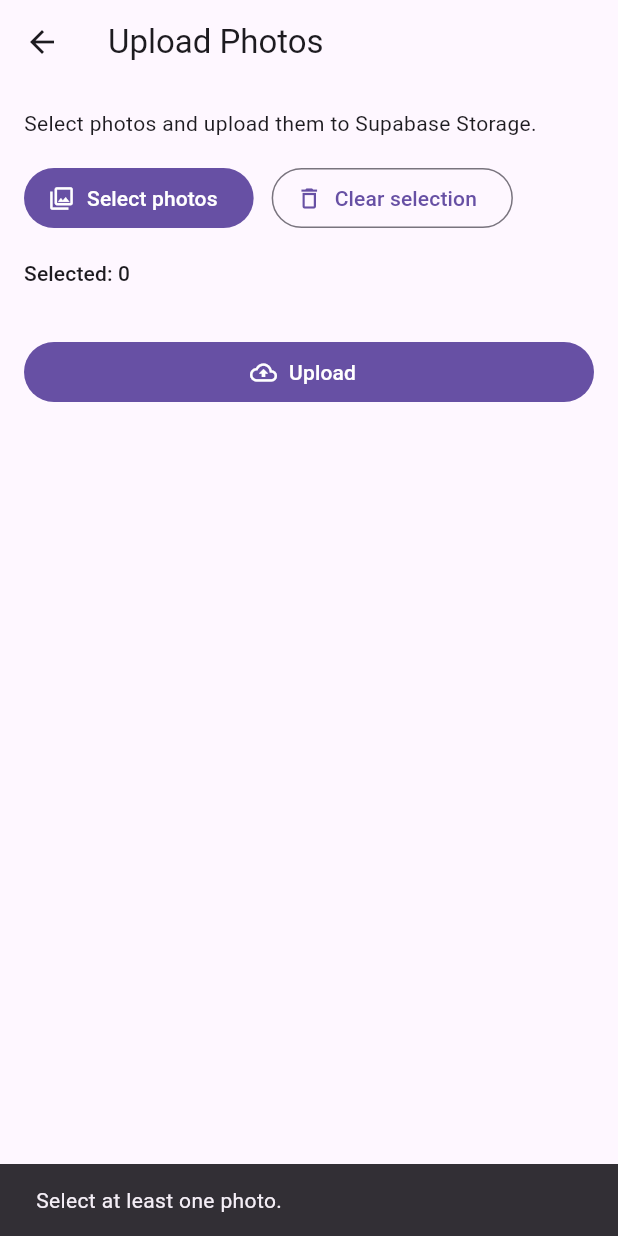
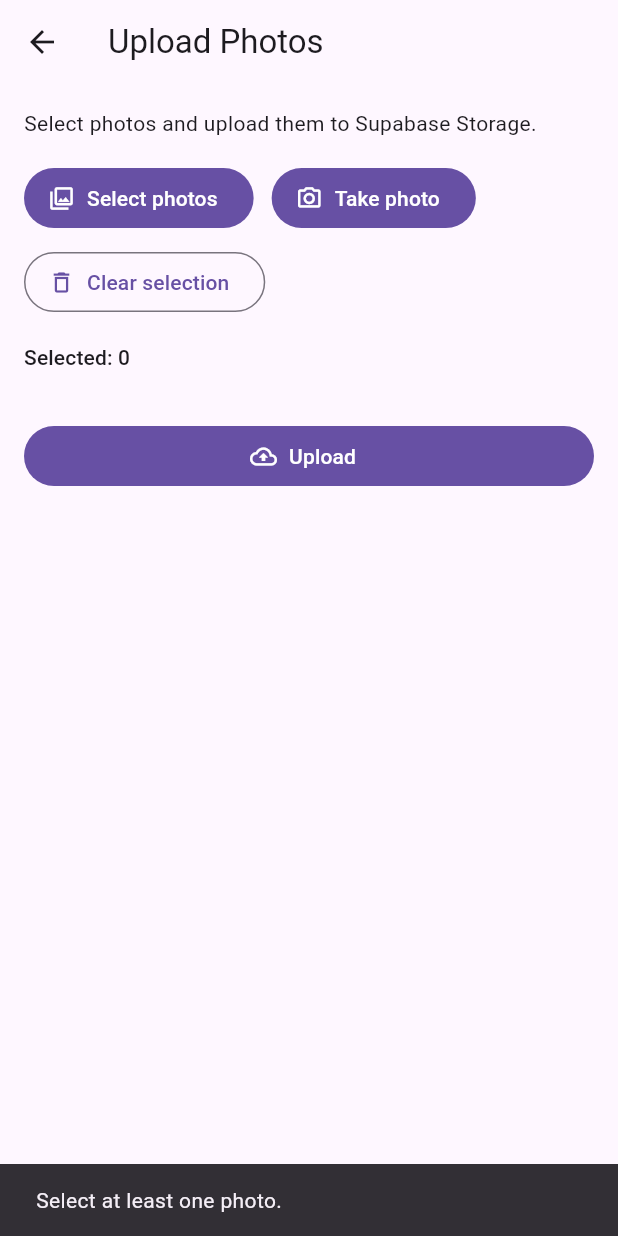
Before and after one commit to P2Wdisabled/tseretnip, a Flutter app: the UploadPhotosPage screen opened directly, after a tap on "Upload", on a phone screen of 412 x 824 dp. Run offline on Flutter 3.47's test engine with Material 3 defaults, Android fonts, the phone set to English and light mode, and no system bars; our stand-ins replace adaptive_theme, google_fonts, image_picker, supabase_flutter; accounts and stored records are empty; network calls fail.

Commit message:
feat: Take a photo

```diff
--- a/lib/pages/upload_photos_page.dart
+++ b/lib/pages/upload_photos_page.dart
@@ -1,9 +1,8 @@
-import 'dart:io';
 import 'dart:typed_data';
 
 import 'package:flutter/material.dart';
 import 'package:image_picker/image_picker.dart';
-import 'package:tseretnip/services/core/services/supabase_repository.dart';
+import 'package:supabase_flutter/supabase_flutter.dart';
 
 class UploadPhotosPage extends StatefulWidget {
   const UploadPhotosPage({super.key});
@@ -38,6 +37,24 @@ class _UploadPhotosPageState extends State<UploadPhotosPage> {
     });
   }
 
+  Future<void> _takePhoto() async {
+    final image = await _picker.pickImage(
+      source: ImageSource.camera,
+      imageQuality: 85,
+    );
+    if (!mounted) {
+      return;
+    }
+    if (image == null) {
+      return;
+    }
+    setState(() {
+      _selected
+        ..clear()
+        ..add(image);
+    });
+  }
+
   void _clearSelection() {
     setState(() {
       _selected.clear();
@@ -55,8 +72,9 @@ class _UploadPhotosPageState extends State<UploadPhotosPage> {
     });
 
     try {
-      final repository = SupabaseRepository();
-      if (repository.currentUser == null) {
+      final client = Supabase.instance.client;
+      final userId = client.auth.currentUser?.id;
+      if (userId == null) {
         _showSnackBar('You must be signed in to upload.');
         return;
       }
@@ -65,9 +83,31 @@ class _UploadPhotosPageState extends State<UploadPhotosPage> {
 
       for (var i = 0; i < _selected.length; i++) {
         final xFile = _selected[i];
-        final file = File(xFile.path);
+        final bytes = await xFile.readAsBytes();
+        final safeName = xFile.name.isNotEmpty
+            ? xFile.name.replaceAll(' ', '_')
+            : 'photo.jpg';
+        final fileName =
+            '$userId/${DateTime.now().toIso8601String()}_$safeName';
 
-        await repository.publishPhoto(imageFile: file);
+        await client.storage.from('posts').uploadBinary(
+          fileName,
+          bytes,
+          fileOptions: FileOptions(
+            cacheControl: '3600',
+            upsert: false,
+            contentType: xFile.mimeType ?? 'image/jpeg',
+          ),
+        );
+
+        final imageUrl = client.storage.from('posts').getPublicUrl(fileName);
+
+        await client.from('posts').insert({
+          'user_id': userId,
+          'image': imageUrl,
+          'created_at': DateTime.now().toIso8601String(),
+        });
+
         successCount++;
       }
 
@@ -119,6 +159,11 @@ class _UploadPhotosPageState extends State<UploadPhotosPage> {
                     onPressed: _uploading ? null : _pickImages,
                     icon: const Icon(Icons.photo_library_outlined),
                     label: const Text('Select photos'),
+                  ),
+                  FilledButton.icon(
+                    onPressed: _uploading ? null : _takePhoto,
+                    icon: const Icon(Icons.photo_camera_outlined),
+                    label: const Text('Take photo'),
                   ),
                   OutlinedButton.icon(
                     onPressed: _uploading ? null : _clearSelection,
```
